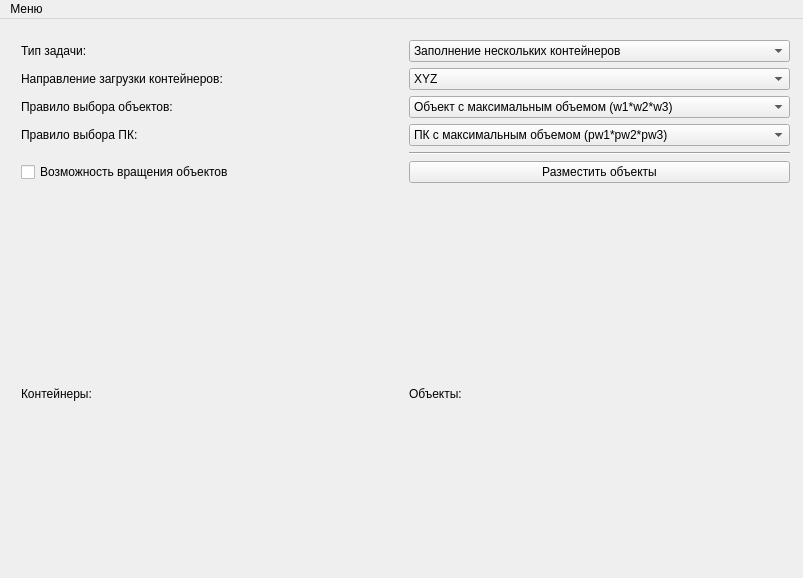
Before: the Qt Designer form mainwindow.ui in kireevds/3DBPacking, drawn with Qt 5.
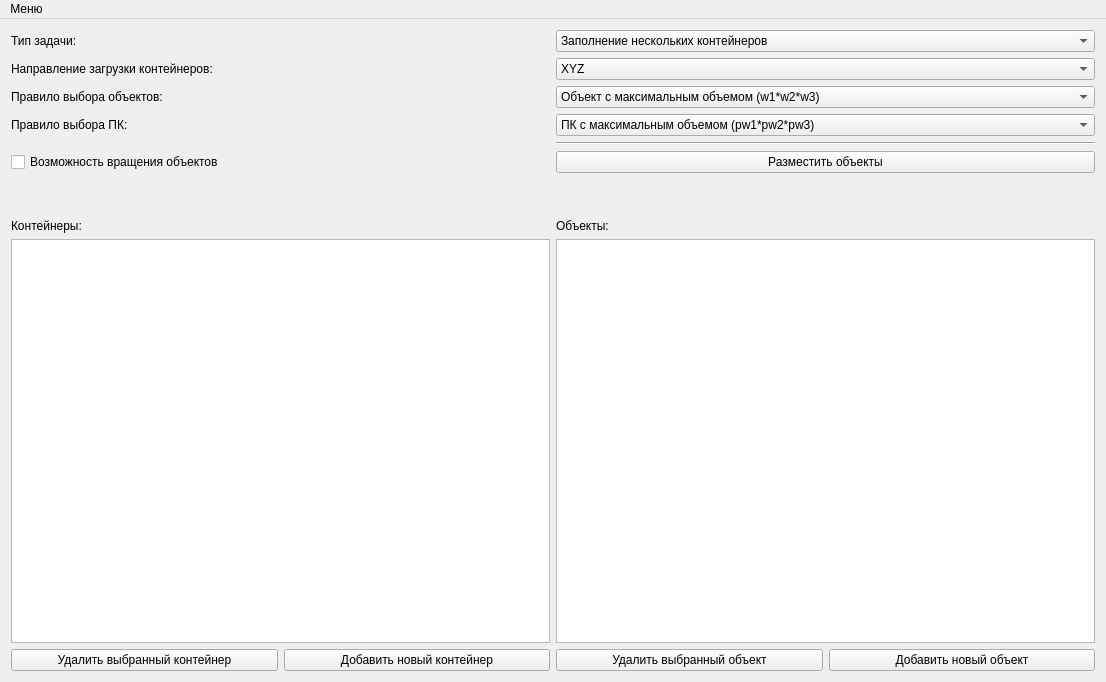
After: the same form once the commit is applied.

The edit to the form file:
```diff
--- a/mainwindow.ui
+++ b/mainwindow.ui
@@ -6,71 +6,30 @@
    <rect>
     <x>0</x>
     <y>0</y>
-    <width>803</width>
-    <height>578</height>
+    <width>1106</width>
+    <height>682</height>
    </rect>
   </property>
+  <property name="sizePolicy">
+   <sizepolicy hsizetype="Preferred" vsizetype="Preferred">
+    <horstretch>0</horstretch>
+    <verstretch>0</verstretch>
+   </sizepolicy>
+  </property>
   <property name="windowTitle">
    <string>Параметры задачи</string>
   </property>
   <widget class="QWidget" name="centralWidget">
-   <widget class="QWidget" name="gridLayoutWidget">
-    <property name="geometry">
-     <rect>
-      <x>10</x>
-      <y>10</y>
-      <width>791</width>
-      <height>541</height>
-     </rect>
-    </property>
+   <property name="sizePolicy">
+    <sizepolicy hsizetype="Expanding" vsizetype="Expanding">
+     <horstretch>0</horstretch>
+     <verstretch>0</verstretch>
+    </sizepolicy>
+   </property>
+   <layout class="QGridLayout" name="gridLayout_2">
+    <item row="0" column="0">
     <layout class="QGridLayout" name="gridLayout">
-     <item row="6" column="0">
-      <spacer name="verticalSpacer">
-       <property name="orientation">
-        <enum>Qt::Vertical</enum>
-       </property>
-       <property name="sizeType">
-        <enum>QSizePolicy::Minimum</enum>
-       </property>
-       <property name="sizeHint" stdset="0">
-        <size>
-         <width>20</width>
-         <height>40</height>
-        </size>
-       </property>
-      </spacer>
-     </item>
-     <item row="8" column="0">
-      <widget class="QLabel" name="containersLabel">
-       <property name="text">
-        <string>Контейнеры:</string>
-       </property>
-      </widget>
-     </item>
-     <item row="5" column="1">
-      <widget class="QPushButton" name="packButton">
-       <property name="text">
-        <string>Разместить объекты</string>
-       </property>
-      </widget>
-     </item>
-     <item row="6" column="1">
-      <spacer name="verticalSpacer_2">
-       <property name="orientation">
-        <enum>Qt::Vertical</enum>
-       </property>
-       <property name="sizeType">
-        <enum>QSizePolicy::Minimum</enum>
-       </property>
-       <property name="sizeHint" stdset="0">
-        <size>
-         <width>20</width>
-         <height>40</height>
-        </size>
-       </property>
-      </spacer>
-     </item>
-     <item row="2" column="1">
+      <item row="3" column="1">
       <widget class="QComboBox" name="objectsRuleBox">
        <item>
         <property name="text">
@@ -99,14 +58,14 @@
        </item>
       </widget>
      </item>
-     <item row="3" column="0">
+      <item row="4" column="0">
       <widget class="QLabel" name="pkLabel">
        <property name="text">
         <string>Правило выбора ПК:</string>
        </property>
       </widget>
      </item>
-     <item row="3" column="1">
+      <item row="4" column="1">
       <widget class="QComboBox" name="pkRuleBox">
        <item>
         <property name="text">
@@ -145,14 +104,7 @@
        </item>
       </widget>
      </item>
-     <item row="8" column="1">
-      <widget class="QLabel" name="objectsLabel">
-       <property name="text">
-        <string>Объекты:</string>
-       </property>
-      </widget>
-     </item>
-     <item row="1" column="1">
+      <item row="2" column="1">
       <widget class="QComboBox" name="directionBox">
        <item>
         <property name="text">
@@ -186,28 +138,70 @@
        </item>
       </widget>
      </item>
-     <item row="1" column="0">
+      <item row="2" column="0">
       <widget class="QLabel" name="directionLabel">
        <property name="text">
         <string>Направление загрузки контейнеров:</string>
        </property>
       </widget>
      </item>
-     <item row="0" column="0">
-      <widget class="QLabel" name="typeLabel">
+      <item row="5" column="1">
+       <widget class="Line" name="line">
+        <property name="orientation">
+         <enum>Qt::Horizontal</enum>
+        </property>
+       </widget>
+      </item>
+      <item row="6" column="1">
+       <widget class="QPushButton" name="packButton">
        <property name="text">
-        <string>Тип задачи:</string>
+         <string>Разместить объекты</string>
        </property>
       </widget>
      </item>
-     <item row="2" column="0">
+      <item row="3" column="0">
       <widget class="QLabel" name="objectsRuleLabel">
        <property name="text">
         <string>Правило выбора объектов:</string>
        </property>
       </widget>
      </item>
-     <item row="0" column="1">
+      <item row="11" column="0">
+       <widget class="QTableWidget" name="containersTable">
+        <property name="sizePolicy">
+         <sizepolicy hsizetype="Preferred" vsizetype="Expanding">
+          <horstretch>0</horstretch>
+          <verstretch>0</verstretch>
+         </sizepolicy>
+        </property>
+       </widget>
+      </item>
+      <item row="9" column="1">
+       <widget class="QLabel" name="objectsLabel">
+        <property name="text">
+         <string>Объекты:</string>
+        </property>
+       </widget>
+      </item>
+      <item row="12" column="0">
+       <layout class="QHBoxLayout" name="horizontalLayoutC">
+        <item>
+         <widget class="QPushButton" name="deleteContainerButton">
+          <property name="text">
+           <string>Удалить выбранный контейнер</string>
+          </property>
+         </widget>
+        </item>
+        <item>
+         <widget class="QPushButton" name="newContainerButton">
+          <property name="text">
+           <string>Добавить новый контейнер</string>
+          </property>
+         </widget>
+        </item>
+       </layout>
+      </item>
+      <item row="1" column="1">
       <widget class="QComboBox" name="typeBox">
        <item>
         <property name="text">
@@ -231,7 +225,17 @@
        </item>
       </widget>
      </item>
-     <item row="5" column="0">
+      <item row="11" column="1">
+       <widget class="QTableWidget" name="objectsTable">
+        <property name="sizePolicy">
+         <sizepolicy hsizetype="Preferred" vsizetype="Expanding">
+          <horstretch>0</horstretch>
+          <verstretch>0</verstretch>
+         </sizepolicy>
+        </property>
+       </widget>
+      </item>
+      <item row="6" column="0">
       <widget class="QCheckBox" name="spinStatus">
        <property name="mouseTracking">
         <bool>false</bool>
@@ -253,22 +257,80 @@
        </property>
       </widget>
      </item>
-     <item row="4" column="1">
-      <widget class="Line" name="line">
+      <item row="7" column="0">
+       <spacer name="verticalSpacer">
        <property name="orientation">
-        <enum>Qt::Horizontal</enum>
-       </property>
-      </widget>
-     </item>
-    </layout>
-   </widget>
+         <enum>Qt::Vertical</enum>
+        </property>
+        <property name="sizeType">
+         <enum>QSizePolicy::Minimum</enum>
+        </property>
+        <property name="sizeHint" stdset="0">
+         <size>
+          <width>20</width>
+          <height>40</height>
+         </size>
+        </property>
+       </spacer>
+      </item>
+      <item row="12" column="1">
+       <layout class="QHBoxLayout" name="horizontalLayoutO">
+        <item>
+         <widget class="QPushButton" name="deleteObjectButton">
+          <property name="text">
+           <string>Удалить выбранный объект</string>
+          </property>
+         </widget>
+        </item>
+        <item>
+         <widget class="QPushButton" name="newObjectButton">
+          <property name="text">
+           <string>Добавить новый объект</string>
+          </property>
+         </widget>
+        </item>
+       </layout>
+      </item>
+      <item row="7" column="1">
+       <spacer name="verticalSpacer_2">
+        <property name="orientation">
+         <enum>Qt::Vertical</enum>
+        </property>
+        <property name="sizeType">
+         <enum>QSizePolicy::Minimum</enum>
+        </property>
+        <property name="sizeHint" stdset="0">
+         <size>
+          <width>20</width>
+          <height>40</height>
+         </size>
+        </property>
+       </spacer>
+      </item>
+      <item row="9" column="0">
+       <widget class="QLabel" name="containersLabel">
+        <property name="text">
+         <string>Контейнеры:</string>
+        </property>
+       </widget>
+      </item>
+      <item row="1" column="0">
+       <widget class="QLabel" name="typeLabel">
+        <property name="text">
+         <string>Тип задачи:</string>
+        </property>
+       </widget>
+      </item>
+     </layout>
+    </item>
+   </layout>
   </widget>
   <widget class="QMenuBar" name="menuBar">
    <property name="geometry">
     <rect>
      <x>0</x>
      <y>0</y>
-     <width>803</width>
+     <width>1106</width>
      <height>22</height>
     </rect>
    </property>
```
Lines whose indentation alone changed are shown as unchanged.
